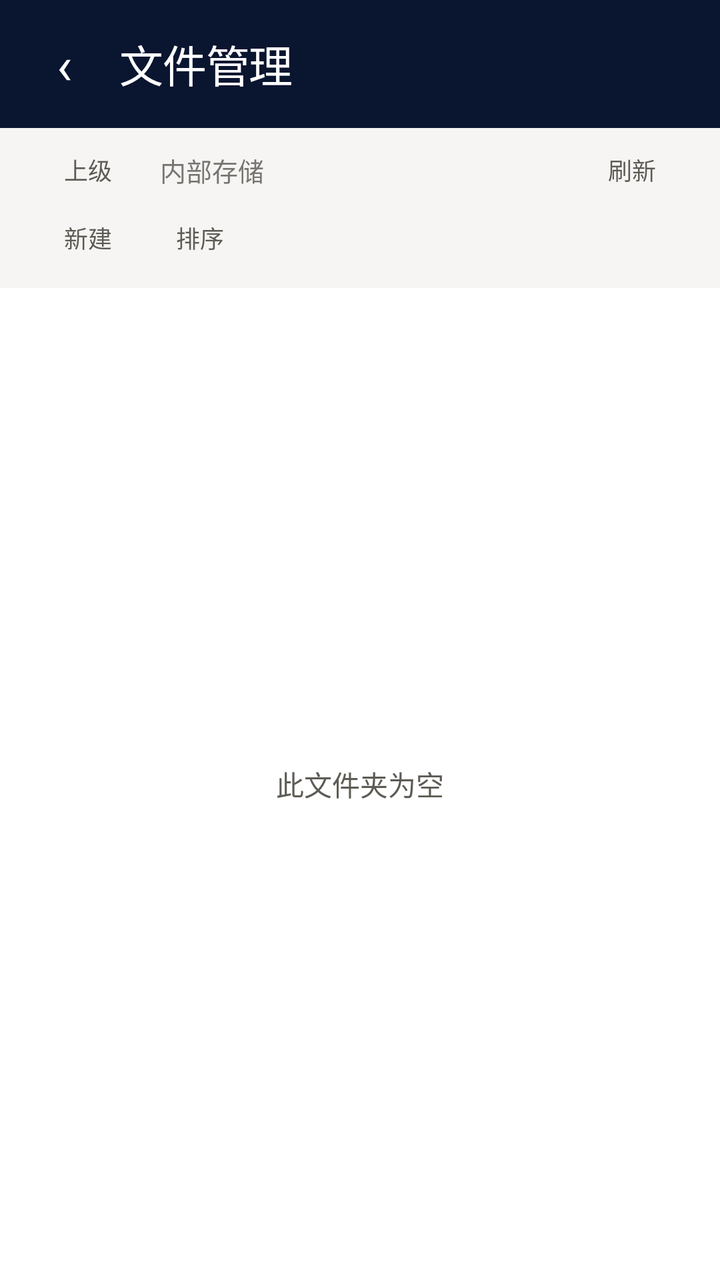
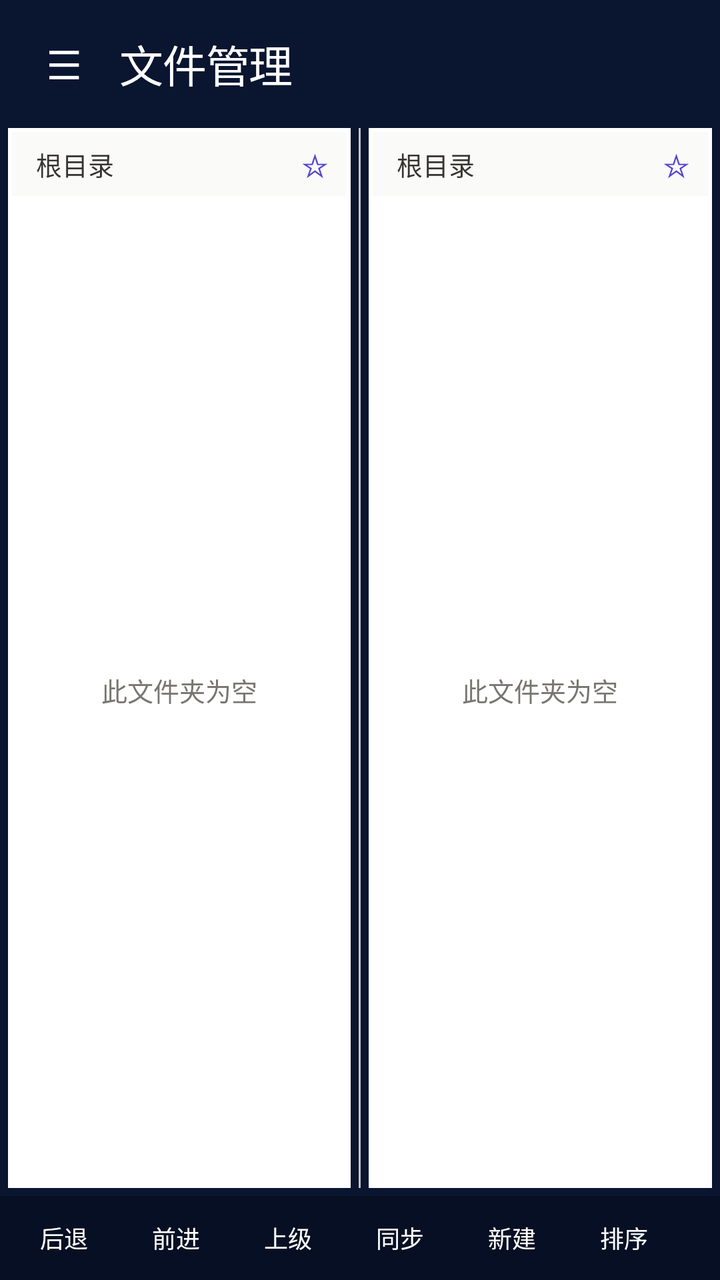

The first picture is an Android layout as it rendered before a commit; the second is the same layout after the commit. The layout source and the unified diff follow.
<!-- AndroidManifest.xml: application theme Theme.QuickAnswer -->
<!-- res/layout/activity_file_manager.xml -->
<?xml version="1.0" encoding="utf-8"?>
<LinearLayout xmlns:android="http://schemas.android.com/apk/res/android"
    android:layout_width="match_parent"
    android:layout_height="match_parent"
    android:background="@color/brand_navy"
    android:fitsSystemWindows="true"
    android:orientation="vertical">

    
    <LinearLayout
        android:layout_width="match_parent"
        android:layout_height="wrap_content"
        android:background="@color/brand_navy"
        android:gravity="center_vertical"
        android:orientation="horizontal"
        android:paddingStart="@dimen/space_xs"
        android:paddingTop="@dimen/space_xs"
        android:paddingEnd="@dimen/space_xl"
        android:paddingBottom="@dimen/space_xs">

        <TextView
            android:id="@+id/btnBack"
            android:layout_width="@dimen/touch_target"
            android:layout_height="@dimen/touch_target"
            android:clickable="true"
            android:contentDescription="@string/back"
            android:focusable="true"
            android:gravity="center"
            android:text="‹"
            android:textColor="@color/on_dark"
            android:textSize="26sp" />

        <TextView
            style="@style/Tv.HeroTitle"
            android:layout_width="wrap_content"
            android:layout_height="wrap_content"
            android:layout_marginStart="@dimen/space_xxs"
            android:text="@string/fm_title" />
    </LinearLayout>

    
    <LinearLayout
        android:layout_width="match_parent"
        android:layout_height="wrap_content"
        android:background="@color/surface"
        android:gravity="center_vertical"
        android:orientation="horizontal"
        android:paddingStart="@dimen/space_lg"
        android:paddingTop="@dimen/space_xs"
        android:paddingEnd="@dimen/space_lg"
        android:paddingBottom="@dimen/space_xs">

        <TextView
            android:id="@+id/btnUp"
            style="@style/Chip.Action"
            android:contentDescription="@string/fm_up"
            android:paddingStart="@dimen/space_sm"
            android:paddingEnd="@dimen/space_sm"
            android:text="@string/fm_up" />

        <TextView
            android:id="@+id/tvPath"
            style="@style/Tv.Caption"
            android:layout_width="0dp"
            android:layout_height="wrap_content"
            android:layout_marginStart="@dimen/space_sm"
            android:layout_weight="1"
            android:ellipsize="middle"
            android:maxLines="1"
            android:text="@string/fm_root" />

        <TextView
            android:id="@+id/btnRefresh"
            style="@style/Chip.Action"
            android:contentDescription="@string/fm_refresh"
            android:paddingStart="@dimen/space_sm"
            android:paddingEnd="@dimen/space_sm"
            android:text="@string/fm_refresh" />
    </LinearLayout>

    
    <LinearLayout
        android:layout_width="match_parent"
        android:layout_height="wrap_content"
        android:background="@color/surface"
        android:gravity="center_vertical"
        android:orientation="horizontal"
        android:paddingStart="@dimen/space_lg"
        android:paddingEnd="@dimen/space_lg"
        android:paddingBottom="@dimen/space_sm">

        <TextView
            android:id="@+id/btnNewFolder"
            style="@style/Chip.Action"
            android:paddingStart="@dimen/space_sm"
            android:paddingEnd="@dimen/space_sm"
            android:text="@string/fm_new_folder" />

        <TextView
            android:id="@+id/btnSort"
            style="@style/Chip.Action"
            android:layout_marginStart="@dimen/space_xs"
            android:paddingStart="@dimen/space_sm"
            android:paddingEnd="@dimen/space_sm"
            android:text="@string/fm_sort" />

        <TextView
            android:id="@+id/btnPaste"
            style="@style/Chip.Action"
            android:layout_marginStart="@dimen/space_xs"
            android:paddingStart="@dimen/space_sm"
            android:paddingEnd="@dimen/space_sm"
            android:text="@string/fm_paste"
            android:visibility="gone" />
    </LinearLayout>

    
    <FrameLayout
        android:layout_width="match_parent"
        android:layout_height="0dp"
        android:layout_weight="1"
        android:background="@color/canvas">

        <ListView
            android:id="@+id/list"
            android:layout_width="match_parent"
            android:layout_height="match_parent"
            android:divider="@color/hairline_soft"
            android:dividerHeight="1dp"
            android:scrollbars="vertical" />

        <TextView
            android:id="@+id/tvEmpty"
            style="@style/Tv.BodySm"
            android:layout_width="wrap_content"
            android:layout_height="wrap_content"
            android:layout_gravity="center"
            android:text="@string/fm_empty" />
    </FrameLayout>
</LinearLayout>
<!-- resources referenced by this layout -->
<resources>
  <color name="brand_navy">#0A1530</color>
  <color name="canvas">#FFFFFF</color>
  <color name="hairline_soft">#EDE9E4</color>
  <color name="on_dark">#FFFFFF</color>
  <color name="surface">#F6F5F4</color>
  <dimen name="space_lg">20dp</dimen>
  <dimen name="space_sm">12dp</dimen>
  <dimen name="space_xl">24dp</dimen>
  <dimen name="space_xs">8dp</dimen>
  <dimen name="space_xxs">4dp</dimen>
  <dimen name="touch_target">48dp</dimen>
  <string name="back">返回</string>
  <string name="fm_empty">此文件夹为空</string>
  <string name="fm_new_folder">新建</string>
  <string name="fm_paste">粘贴</string>
  <string name="fm_refresh">刷新</string>
  <string name="fm_root">内部存储</string>
  <string name="fm_sort">排序</string>
  <string name="fm_title">文件管理</string>
  <string name="fm_up">上级</string>
  <style name="Tv.BodySm" parent="">
          <item name="android:fontFamily">sans-serif</item>
          <item name="android:textSize">14sp</item>
          <item name="android:textColor">@color/slate</item>
          <item name="android:lineSpacingMultiplier">1.5</item>
      </style>
  <style name="Tv.Caption" parent="">
          <item name="android:fontFamily">sans-serif</item>
          <item name="android:textSize">13sp</item>
          <item name="android:textColor">@color/steel</item>
      </style>
  <style name="Tv.HeroTitle" parent="">
          <item name="android:fontFamily">sans-serif-medium</item>
          <item name="android:textSize">22sp</item>
          <item name="android:textColor">@color/on_dark</item>
          <item name="android:letterSpacing">-0.02</item>
      </style>
  <color name="slate">#5D5B54</color>
  <color name="steel">#787671</color>
  <color name="primary">#5645D4</color>
  <dimen name="radius_sm">6dp</dimen>
  <!-- unchanged entries left out for length: 3 -->
</resources>

<!-- the commit's change to res/layout/activity_file_manager.xml (unified diff, before → after) -->
@@ -1,117 +1,470 @@
+<?xml version="1.0" encoding="utf-8"?>
+<FrameLayout xmlns:android="http://schemas.android.com/apk/res/android"
+    android:layout_width="match_parent"
+    android:layout_height="match_parent"
+    android:background="@color/brand_navy"
+    android:fitsSystemWindows="true">
+
+    
+    <LinearLayout
+        android:layout_width="match_parent"
+        android:layout_height="match_parent"
+        android:background="@color/brand_navy"
+        android:orientation="vertical">
+
+        
+        <LinearLayout
+            android:layout_width="match_parent"
+            android:layout_height="wrap_content"
+            android:background="@color/brand_navy"
+            android:gravity="center_vertical"
+            android:orientation="horizontal"
+            android:paddingStart="@dimen/space_xs"
+            android:paddingTop="@dimen/space_xs"
+            android:paddingEnd="@dimen/space_xl"
+            android:paddingBottom="@dimen/space_xs">
+
+            <TextView
+                android:id="@+id/btnSidebar"
+                android:layout_width="@dimen/touch_target"
+                android:layout_height="@dimen/touch_target"
+                android:background="?attr/selectableItemBackground"
+                android:clickable="true"
+                android:contentDescription="@string/fm_sidebar"
+                android:focusable="true"
+                android:gravity="center"
+                android:text="☰"
+                android:textColor="@color/on_dark"
+                android:textSize="20sp" />
+
+            <TextView
+                style="@style/Tv.HeroTitle"
+                android:layout_width="wrap_content"
+                android:layout_height="wrap_content"
+                android:layout_marginStart="@dimen/space_xxs"
+                android:text="@string/fm_title" />
+        </LinearLayout>
+
+        
+        <LinearLayout
+            android:layout_width="match_parent"
+            android:layout_height="0dp"
+            android:layout_weight="1"
+            android:background="@color/brand_navy"
+            android:orientation="horizontal"
+            android:paddingStart="@dimen/space_xxs"
+            android:paddingEnd="@dimen/space_xxs"
+            android:paddingBottom="@dimen/space_xxs">
+
+            <include
+                android:id="@+id/paneA"
+                layout="@layout/view_file_pane"
+                android:layout_width="0dp"
+                android:layout_height="match_parent"
+                android:layout_weight="1" />
+
+            <View
+                android:layout_width="1dp"
+                android:layout_height="match_parent"
+                android:layout_marginStart="@dimen/space_xxs"
+                android:layout_marginEnd="@dimen/space_xxs"
+                android:background="@color/hairline_strong" />
+
+            <include
+                android:id="@+id/paneB"
+                layout="@layout/view_file_pane"
+                android:layout_width="0dp"
+                android:layout_height="match_parent"
+                android:layout_weight="1" />
+        </LinearLayout>
+
+        
+        <FrameLayout
+            android:layout_width="match_parent"
+            android:layout_height="wrap_content"
+            android:background="@color/brand_navy_deep">
+
+            <HorizontalScrollView
+                android:id="@+id/fileBar"
+                android:layout_width="match_parent"
+                android:layout_height="wrap_content"
+                android:paddingStart="@dimen/space_xs"
+                android:paddingTop="@dimen/space_xs"
+                android:paddingEnd="@dimen/space_xs"
+                android:paddingBottom="@dimen/space_xs"
+                android:scrollbars="none">
+
+                <LinearLayout
+                    android:layout_width="wrap_content"
+                    android:layout_height="wrap_content"
+                    android:orientation="horizontal">
+
+                    <TextView
+                        android:id="@+id/btnBack"
+                        style="@style/Chip.Dark"
+                        android:paddingStart="@dimen/space_sm"
+                        android:paddingEnd="@dimen/space_sm"
+                        android:text="@string/fm_back" />
+
+                    <TextView
+                        android:id="@+id/btnForward"
+                        style="@style/Chip.Dark"
+                        android:layout_marginStart="@dimen/space_xs"
+                        android:paddingStart="@dimen/space_sm"
+                        android:paddingEnd="@dimen/space_sm"
+                        android:text="@string/fm_forward" />
+
+                    <TextView
+                        android:id="@+id/btnUp"
+                        style="@style/Chip.Dark"
+                        android:layout_marginStart="@dimen/space_xs"
+                        android:paddingStart="@dimen/space_sm"
+                        android:paddingEnd="@dimen/space_sm"
+                        android:text="@string/fm_up" />
+
+                    <TextView
+                        android:id="@+id/btnSync"
+                        style="@style/Chip.Dark"
+                        android:layout_marginStart="@dimen/space_xs"
+                        android:paddingStart="@dimen/space_sm"
+                        android:paddingEnd="@dimen/space_sm"
+                        android:text="@string/fm_sync" />
+
+                    <TextView
+                        android:id="@+id/btnNewFolder"
+                        style="@style/Chip.Dark"
+                        android:layout_marginStart="@dimen/space_xs"
+                        android:paddingStart="@dimen/space_sm"
+                        android:paddingEnd="@dimen/space_sm"
+                        android:text="@string/fm_new_folder" />
+
+                    <TextView
+                        android:id="@+id/btnSort"
+                        style="@style/Chip.Dark"
+                        android:layout_marginStart="@dimen/space_xs"
+                        android:paddingStart="@dimen/space_sm"
+                        android:paddingEnd="@dimen/space_sm"
+                        android:text="@string/fm_sort" />
+
+                    <TextView
+                        android:id="@+id/btnFilter"
+                        style="@style/Chip.Dark"
+                        android:layout_marginStart="@dimen/space_xs"
+                        android:paddingStart="@dimen/space_sm"
+                        android:paddingEnd="@dimen/space_sm"
+                        android:text="@string/fm_filter" />
+                </LinearLayout>
+            </HorizontalScrollView>
+
+            <LinearLayout
+                android:id="@+id/selectBar"
+                android:layout_width="match_parent"
+                android:layout_height="wrap_content"
+                android:orientation="vertical"
+                android:paddingStart="@dimen/space_sm"
+                android:paddingTop="@dimen/space_xs"
+                android:paddingEnd="@dimen/space_sm"
+                android:paddingBottom="@dimen/space_xs"
+                android:visibility="gone">
+
+                <LinearLayout
+                    android:layout_width="match_parent"
+                    android:layout_height="wrap_content"
+                    android:gravity="center_vertical"
+                    android:orientation="horizontal">
+
+                    <TextView
+                        android:id="@+id/tvSelCount"
+                        style="@style/Tv.BodySm"
+                        android:layout_width="0dp"
+                        android:layout_height="wrap_content"
+                        android:layout_weight="1"
+                        android:text="@string/fm_n_selected_0"
+                        android:textColor="@color/on_dark" />
+
+                    <TextView
+                        android:id="@+id/btnSelCancel"
+                        style="@style/Chip.Dark"
+                        android:paddingStart="@dimen/space_sm"
+                        android:paddingEnd="@dimen/space_sm"
+                        android:text="@string/fm_cancel" />
+                </LinearLayout>
+
+                <HorizontalScrollView
+                    android:layout_width="match_parent"
+                    android:layout_height="wrap_content"
+                    android:layout_marginTop="@dimen/space_xs"
+                    android:scrollbars="none">
+
+                    <LinearLayout
+                        android:layout_width="wrap_content"
+                        android:layout_height="wrap_content"
+                        android:orientation="horizontal">
+
+                        <TextView
+                            android:id="@+id/btnSelAll"
+                            style="@style/Chip.Dark"
+                            android:paddingStart="@dimen/space_sm"
+                            android:paddingEnd="@dimen/space_sm"
+                            android:text="@string/fm_select_all" />
+
+                        <TextView
+                            android:id="@+id/btnSelInvert"
+                            style="@style/Chip.Dark"
+                            android:layout_marginStart="@dimen/space_xs"
+                            android:paddingStart="@dimen/space_sm"
+                            android:paddingEnd="@dimen/space_sm"
+                            android:text="@string/fm_invert" />
+
+                        <TextView
+                            android:id="@+id/btnSelClass"
+                            style="@style/Chip.Dark"
+                            android:layout_marginStart="@dimen/space_xs"
+                            android:paddingStart="@dimen/space_sm"
+                            android:paddingEnd="@dimen/space_sm"
+                            android:text="@string/fm_class_select" />
+
+                        <TextView
+                            android:id="@+id/btnSelRange"
+                            style="@style/Chip.Dark"
+                            android:layout_marginStart="@dimen/space_xs"
+                            android:paddingStart="@dimen/space_sm"
+                            android:paddingEnd="@dimen/space_sm"
+                            android:text="@string/fm_range_select" />
+
+                        <TextView
+                            android:id="@+id/btnSelCopy"
+                            style="@style/Chip.Dark"
+                            android:layout_marginStart="@dimen/space_xs"
+                            android:paddingStart="@dimen/space_sm"
+                            android:paddingEnd="@dimen/space_sm"
+                            android:text="@string/fm_copy_to" />
+
+                        <TextView
+                            android:id="@+id/btnSelMove"
+                            style="@style/Chip.Dark"
+                            android:layout_marginStart="@dimen/space_xs"
+                            android:paddingStart="@dimen/space_sm"
+                            android:paddingEnd="@dimen/space_sm"
+                            android:text="@string/fm_move_to" />
+
+                        <TextView
+                            android:id="@+id/btnSelDelete"
+                            style="@style/Chip.Dark"
+                            android:layout_marginStart="@dimen/space_xs"
+                            android:paddingStart="@dimen/space_sm"
+                            android:paddingEnd="@dimen/space_sm"
+                            android:text="@string/fm_delete" />
+
+                        <TextView
+                            android:id="@+id/btnSelShare"
+                            style="@style/Chip.Dark"
+                            android:layout_marginStart="@dimen/space_xs"
+                            android:paddingStart="@dimen/space_sm"
+                            android:paddingEnd="@dimen/space_sm"
+                            android:text="@string/fm_share" />
+
+                        <TextView
+                            android:id="@+id/btnSelRename"
+                            style="@style/Chip.Dark"
+                            android:layout_marginStart="@dimen/space_xs"
+                            android:paddingStart="@dimen/space_sm"
+                            android:paddingEnd="@dimen/space_sm"
+                            android:text="@string/fm_rename" />
+
+                        <TextView
+                            android:id="@+id/btnSelProps"
+                            style="@style/Chip.Dark"
+                            android:layout_marginStart="@dimen/space_xs"
+                            android:paddingStart="@dimen/space_sm"
+                            android:paddingEnd="@dimen/space_sm"
+                            android:text="@string/fm_properties" />
+                    </LinearLayout>
+                </HorizontalScrollView>
+            </LinearLayout>
+        </FrameLayout>
+    </LinearLayout>
+
+    
+    <View
+        android:id="@+id/drawerScrim"
+        android:layout_width="match_parent"
+        android:layout_height="match_parent"
+        android:background="#99000000"
+        android:visibility="gone" />
+
+    <LinearLayout
+        android:id="@+id/drawer"
+        android:layout_width="@dimen/drawer_width"
+        android:layout_height="match_parent"
+        android:layout_gravity="start"
+        android:background="@color/brand_navy_deep"
+        android:orientation="vertical"
+        android:translationX="-288dp"
+        android:visibility="invisible">
+
+        <TextView
+            style="@style/Tv.HeroTitle"
+            android:layout_width="wrap_content"
+            android:layout_height="wrap_content"
+            android:layout_marginStart="@dimen/space_lg"
+            android:layout_marginTop="@dimen/space_lg"
+            android:layout_marginBottom="@dimen/space_sm"
+            android:text="@string/fm_title" />
+
+        <TextView
+            style="@style/Tv.Label"
+            android:layout_width="wrap_content"
+            android:layout_height="wrap_content"
+            android:layout_marginStart="@dimen/space_lg"
+            android:layout_marginTop="@dimen/space_xs"
+            android:layout_marginBottom="@dimen/space_xxs"
+            android:text="@string/fm_storage" />
+
+        <LinearLayout
+            android:id="@+id/storageList"
+            android:layout_width="match_parent"
+            android:layout_height="wrap_content"
+            android:orientation="vertical" />
+
+        <View
+            android:layout_width="match_parent"
+            android:layout_height="1dp"
+            android:layout_marginStart="@dimen/space_lg"
+            android:layout_marginTop="@dimen/space_sm"
+            android:layout_marginEnd="@dimen/space_lg"
+            android:layout_marginBottom="@dimen/space_sm"
+            android:background="@color/brand_navy_mid" />
+
+        <LinearLayout
+            android:layout_width="match_parent"
+            android:layout_height="wrap_content"
+            android:gravity="center_vertical"
+            android:orientation="horizontal"
+            android:paddingStart="@dimen/space_lg"
+            android:paddingEnd="@dimen/space_sm">
+
+            <TextView
+                style="@style/Tv.Label"
+                android:layout_width="0dp"
+                android:layout_height="wrap_content"
+                android:layout_weight="1"
+                android:text="@string/fm_bookmarks" />
+
+            <TextView
+                android:id="@+id/btnAddBookmark"
+                android:layout_width="32dp"
+                android:layout_height="32dp"
+                android:background="?attr/selectableItemBackground"
+                android:clickable="true"
+                android:contentDescription="@string/fm_add_bookmark"
+                android:focusable="true"
+                android:gravity="center"
+                android:text="＋"
+                android:textColor="@color/brand_purple_300"
+                android:textSize="16sp" />
+        </LinearLayout>
+
+        <ScrollView
+            android:layout_width="match_parent"
+            android:layout_height="0dp"
+            android:layout_weight="1">
+
+            <LinearLayout
+                android:id="@+id/bookmarkList"
+                android:layout_width="match_parent"
+                android:layout_height="wrap_content"
+                android:orientation="vertical"
+                android:paddingBottom="@dimen/space_lg" />
+        </ScrollView>
+    </LinearLayout>
+</FrameLayout>
+<!-- res/layout/view_file_pane.xml (included above) -->
 <?xml version="1.0" encoding="utf-8"?>
 <LinearLayout xmlns:android="http://schemas.android.com/apk/res/android"
     android:layout_width="match_parent"
     android:layout_height="match_parent"
-    android:background="@color/brand_navy"
-    android:fitsSystemWindows="true"
-    android:orientation="vertical">
+    android:background="@drawable/bg_pane"
+    android:orientation="vertical"
+    android:padding="2dp">
 
     
     <LinearLayout
         android:layout_width="match_parent"
         android:layout_height="wrap_content"
-        android:background="@color/brand_navy"
+        android:background="@color/surface_soft"
         android:gravity="center_vertical"
         android:orientation="horizontal"
         android:paddingStart="@dimen/space_xs"
-        android:paddingTop="@dimen/space_xs"
-        android:paddingEnd="@dimen/space_xl"
-        android:paddingBottom="@dimen/space_xs">
-
-        <TextView
-            android:id="@+id/btnBack"
-            android:layout_width="@dimen/touch_target"
-            android:layout_height="@dimen/touch_target"
-            android:clickable="true"
-            android:contentDescription="@string/back"
-            android:focusable="true"
-            android:gravity="center"
-            android:text="‹"
-            android:textColor="@color/on_dark"
-            android:textSize="26sp" />
-
-        <TextView
-            style="@style/Tv.HeroTitle"
-            android:layout_width="wrap_content"
-            android:layout_height="wrap_content"
-            android:layout_marginStart="@dimen/space_xxs"
-            android:text="@string/fm_title" />
-    </LinearLayout>
-
-    
-    <LinearLayout
-        android:layout_width="match_parent"
-        android:layout_height="wrap_content"
-        android:background="@color/surface"
-        android:gravity="center_vertical"
-        android:orientation="horizontal"
-        android:paddingStart="@dimen/space_lg"
-        android:paddingTop="@dimen/space_xs"
-        android:paddingEnd="@dimen/space_lg"
-        android:paddingBottom="@dimen/space_xs">
-
-        <TextView
-            android:id="@+id/btnUp"
-            style="@style/Chip.Action"
-            android:contentDescription="@string/fm_up"
-            android:paddingStart="@dimen/space_sm"
-            android:paddingEnd="@dimen/space_sm"
-            android:text="@string/fm_up" />
+        android:paddingTop="@dimen/space_xxs"
+        android:paddingEnd="@dimen/space_xxs"
+        android:paddingBottom="@dimen/space_xxs">
 
         <TextView
             android:id="@+id/tvPath"
             style="@style/Tv.Caption"
             android:layout_width="0dp"
             android:layout_height="wrap_content"
-            android:layout_marginStart="@dimen/space_sm"
             android:layout_weight="1"
+            android:background="?attr/selectableItemBackground"
+            android:clickable="true"
             android:ellipsize="middle"
+            android:focusable="true"
             android:maxLines="1"
-            android:text="@string/fm_root" />
-
-        <TextView
-            android:id="@+id/btnRefresh"
-            style="@style/Chip.Action"
-            android:contentDescription="@string/fm_refresh"
-            android:paddingStart="@dimen/space_sm"
-            android:paddingEnd="@dimen/space_sm"
-            android:text="@string/fm_refresh" />
+            android:paddingStart="@dimen/space_xxs"
+            android:paddingEnd="@dimen/space_xxs"
+            android:text="@string/fm_root_dir"
+            android:textColor="@color/charcoal" />
+
+        <TextView
+            android:id="@+id/btnStar"
+            android:layout_width="24dp"
+            android:layout_height="24dp"
+            android:background="?attr/selectableItemBackground"
+            android:clickable="true"
+            android:contentDescription="@string/fm_add_bookmark"
+            android:focusable="true"
+            android:gravity="center"
+            android:text="☆"
+            android:textColor="@color/primary"
+            android:textSize="16sp" />
     </LinearLayout>
 
     
     <LinearLayout
+        android:id="@+id/filterBar"
         android:layout_width="match_parent"
         android:layout_height="wrap_content"
-        android:background="@color/surface"
+        android:background="@color/tint_yellow"
         android:gravity="center_vertical"
         android:orientation="horizontal"
-        android:paddingStart="@dimen/space_lg"
-        android:paddingEnd="@dimen/space_lg"
-        android:paddingBottom="@dimen/space_sm">
-
-        <TextView
-            android:id="@+id/btnNewFolder"
+        android:paddingStart="@dimen/space_xs"
+        android:paddingEnd="@dimen/space_xxs"
+        android:paddingTop="2dp"
+        android:paddingBottom="2dp"
+        android:visibility="gone">
+
+        <TextView
+            android:id="@+id/tvFilter"
+            style="@style/Tv.Caption"
+            android:layout_width="0dp"
+            android:layout_height="wrap_content"
+            android:layout_weight="1"
+            android:ellipsize="end"
+            android:maxLines="1"
+            android:textColor="@color/charcoal" />
+
+        <TextView
+            android:id="@+id/btnFilterClear"
             style="@style/Chip.Action"
-            android:paddingStart="@dimen/space_sm"
-            android:paddingEnd="@dimen/space_sm"
-            android:text="@string/fm_new_folder" />
-
-        <TextView
-            android:id="@+id/btnSort"
-            style="@style/Chip.Action"
-            android:layout_marginStart="@dimen/space_xs"
-            android:paddingStart="@dimen/space_sm"
-            android:paddingEnd="@dimen/space_sm"
-            android:text="@string/fm_sort" />
-
-        <TextView
-            android:id="@+id/btnPaste"
-            style="@style/Chip.Action"
-            android:layout_marginStart="@dimen/space_xs"
-            android:paddingStart="@dimen/space_sm"
-            android:paddingEnd="@dimen/space_sm"
-            android:text="@string/fm_paste"
-            android:visibility="gone" />
+            android:layout_width="24dp"
+            android:layout_height="24dp"
+            android:contentDescription="@string/fm_filter_clear"
+            android:minWidth="0dp"
+            android:paddingStart="0dp"
+            android:paddingEnd="0dp"
+            android:text="✕"
+            android:textSize="13sp" />
     </LinearLayout>
 
     
@@ -131,10 +484,11 @@
 
         <TextView
             android:id="@+id/tvEmpty"
-            style="@style/Tv.BodySm"
+            style="@style/Tv.Caption"
             android:layout_width="wrap_content"
             android:layout_height="wrap_content"
             android:layout_gravity="center"
+            android:padding="@dimen/space_sm"
             android:text="@string/fm_empty" />
     </FrameLayout>
 </LinearLayout>
<!-- resource entries referenced after the edit -->
@@ -1,8 +1,13 @@
 <!-- resources referenced by this layout -->
 <resources>
   <color name="brand_navy">#0A1530</color>
+  <color name="brand_navy_deep">#070F24</color>
+  <color name="brand_navy_mid">#1A2A52</color>
+  <color name="brand_purple_300">#D6B6F6</color>
   <color name="canvas">#FFFFFF</color>
+  <color name="charcoal">#37352F</color>
   <color name="hairline_soft">#EDE9E4</color>
+  <color name="hairline_strong">#C8C4BE</color>
   <color name="on_dark">#FFFFFF</color>
   <color name="surface">#F6F5F4</color>
   <dimen name="space_lg">20dp</dimen>
@@ -11,15 +16,42 @@
   <dimen name="space_xs">8dp</dimen>
   <dimen name="space_xxs">4dp</dimen>
   <dimen name="touch_target">48dp</dimen>
-  <string name="back">返回</string>
+  <!-- drawable bg_pane (drawable) -->
+  <?xml version="1.0" encoding="utf-8"?>
+  <shape xmlns:android="http://schemas.android.com/apk/res/android"
+      android:shape="rectangle">
+      <solid android:color="@color/canvas" />
+  </shape>
+  <string name="fm_add_bookmark">添加书签</string>
+  <string name="fm_back">后退</string>
+  <string name="fm_bookmarks">书签</string>
+  <string name="fm_cancel">取消</string>
+  <string name="fm_class_select">类选</string>
+  <string name="fm_copy_to">复制 →</string>
+  <string name="fm_delete">删除</string>
   <string name="fm_empty">此文件夹为空</string>
+  <string name="fm_filter">过滤</string>
+  <string name="fm_filter_clear">清除筛选</string>
+  <string name="fm_forward">前进</string>
+  <string name="fm_invert">反选</string>
+  <string name="fm_move_to">移动 →</string>
+  <string name="fm_n_selected_0">已选择 0 项</string>
   <string name="fm_new_folder">新建</string>
-  <string name="fm_paste">粘贴</string>
-  <string name="fm_refresh">刷新</string>
-  <string name="fm_root">内部存储</string>
+  <string name="fm_properties">属性</string>
+  <string name="fm_range_select">连选</string>
+  <string name="fm_rename">重命名</string>
+  <string name="fm_root_dir">根目录</string>
+  <string name="fm_select_all">全选</string>
+  <string name="fm_share">分享</string>
+  <string name="fm_sidebar">侧栏</string>
   <string name="fm_sort">排序</string>
+  <string name="fm_storage">存储</string>
+  <string name="fm_sync">同步</string>
   <string name="fm_title">文件管理</string>
   <string name="fm_up">上级</string>
+  <style name="Chip.Dark" parent="Chip.Action">
+          <item name="android:textColor">@color/on_dark</item>
+      </style>
   <style name="Tv.BodySm" parent="">
           <item name="android:fontFamily">sans-serif</item>
           <item name="android:textSize">14sp</item>
@@ -37,9 +69,19 @@
           <item name="android:textColor">@color/on_dark</item>
           <item name="android:letterSpacing">-0.02</item>
       </style>
+  <style name="Tv.Label" parent="">
+          <item name="android:fontFamily">sans-serif-medium</item>
+          <item name="android:textSize">11sp</item>
+          <item name="android:textColor">@color/steel</item>
+          <item name="android:letterSpacing">0.08</item>
+          <item name="android:textAllCaps">true</item>
+      </style>
   <color name="slate">#5D5B54</color>
   <color name="steel">#787671</color>
   <color name="primary">#5645D4</color>
+  <color name="surface_soft">#FAFAF9</color>
+  <color name="tint_yellow">#FEF7D6</color>
+  <dimen name="drawer_width">288dp</dimen>
   <dimen name="radius_sm">6dp</dimen>
   <!-- unchanged entries left out for length: 3 -->
 </resources>
